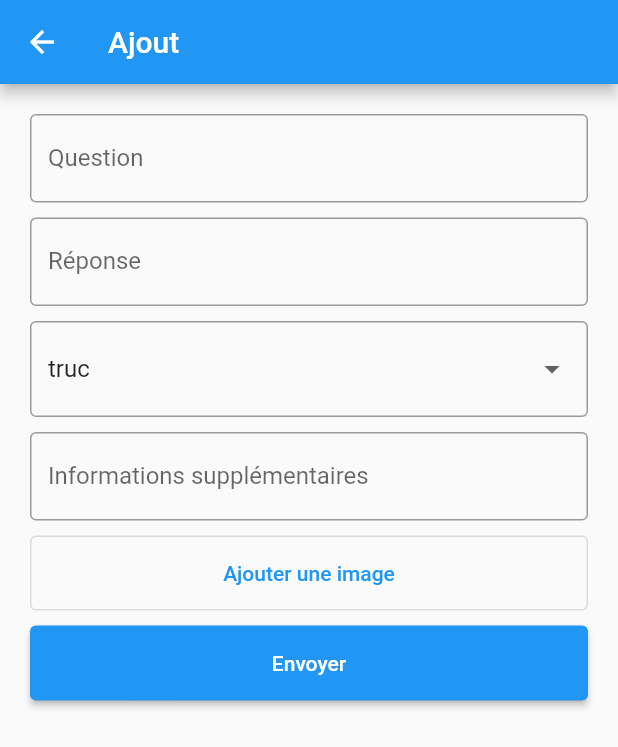
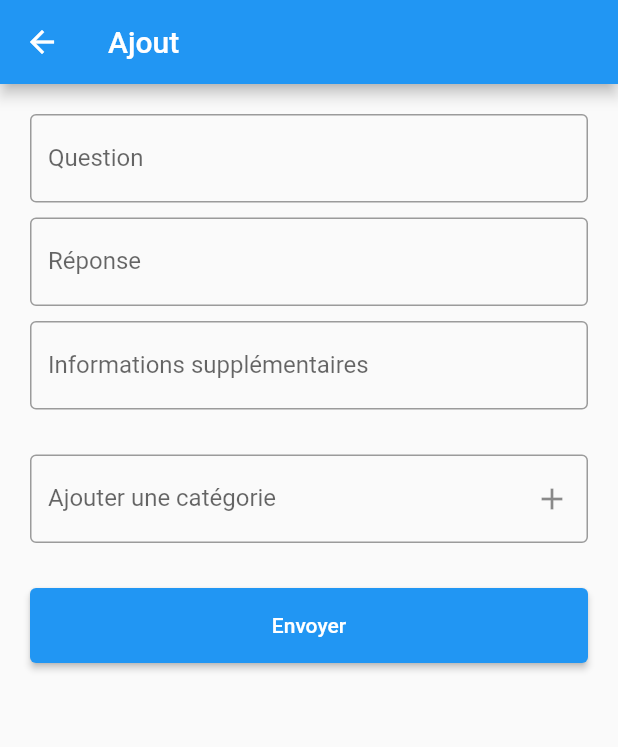
Before and after one commit to Doktity/leitner, a Flutter app: the AnswerPage screen opened directly with empty values, item 2 of the bottom bar chosen, after a tap on "Add", on a phone screen of 412 x 824 dp. Shown: the top 747 px of the screen. Run offline on Flutter 3.47's test engine with Material 2 defaults, Android fonts, the phone set to English and light mode, and no system bars; our stand-ins replace cloud_firestore, date_field, firebase_core; accounts and stored records are empty.

Commit message:
Amélioration de loco

```diff
--- a/lib/pages/AddPage.dart
+++ b/lib/pages/AddPage.dart
@@ -1,6 +1,9 @@
 import 'package:cloud_firestore/cloud_firestore.dart';
 import 'package:date_field/date_field.dart';
 import 'package:flutter/material.dart';
+
+import 'HomePage.dart';
+import 'ListPage.dart';
 
 class AddPage extends StatefulWidget {
   const AddPage({super.key});
@@ -16,8 +19,10 @@ class _AddPageState extends State<AddPage> {
   final questionController = TextEditingController();
   final reponseKeyController = TextEditingController();
   final reponseTextController = TextEditingController();
+  final categorieController = TextEditingController();
   String selectedType = "truc";
   DateTime selectedDateTime = DateTime.now();
+  List<String> categories = [];
 
   @override
   void dispose() {
@@ -33,6 +38,16 @@ class _AddPageState extends State<AddPage> {
     return Scaffold(
       appBar: AppBar(
         title: Text("Ajout"),
+        leading: IconButton(
+          icon: Icon(Icons.arrow_back),
+          onPressed: () {
+            // Navigate to HomePage
+            Navigator.of(context).pushAndRemoveUntil(
+              MaterialPageRoute(builder: (context) => HomePage()),
+                  (Route<dynamic> route) => false,
+            );
+          },
+        ),
       ),
       body: Container(
         margin: EdgeInsets.all(20),
@@ -77,26 +92,6 @@ class _AddPageState extends State<AddPage> {
                 ),
                 Container(
                   margin: EdgeInsets.only(bottom: 10),
-                  child: DropdownButtonFormField(
-                    items: [
-                      DropdownMenuItem(value: 'truc', child: Text("truc")),
-                      DropdownMenuItem(value: 'muche', child: Text("muche")),
-                      DropdownMenuItem(value: 'troc', child: Text("troc")),
-                      DropdownMenuItem(value: 'trac', child: Text("trac")),
-                    ],
-                    decoration: InputDecoration(
-                      border: OutlineInputBorder()
-                    ),
-                    value: 'truc',
-                    onChanged: (value){
-                      setState(() {
-                        selectedType = value!;
-                      });
-                    }
-                  ),
-                ),
-                Container(
-                  margin: EdgeInsets.only(bottom: 10),
                   child: TextFormField(
                     decoration: InputDecoration(
                         labelText: "Informations supplémentaires",
@@ -106,6 +101,43 @@ class _AddPageState extends State<AddPage> {
                     controller: reponseTextController,
                   ),
                 ),
+                SizedBox(height: 20),
+                Container(
+                  margin: EdgeInsets.only(bottom: 10),
+                  child: TextFormField(
+                    decoration: InputDecoration(
+                      labelText: "Ajouter une catégorie",
+                      hintText: "Entrez une catégorie pour la question",
+                      border: OutlineInputBorder(),
+                      suffixIcon: IconButton(
+                        onPressed: () {
+                          setState(() {
+                            categories.add(categorieController.text);
+                            categorieController.clear();
+                          });
+                        },
+                        icon: Icon(Icons.add),
+                      ),
+                    ),
+                    controller: categorieController,
+                  ),
+                ),
+                Wrap(
+                  spacing: 8.0,
+                  children: categories.map((categorie) {
+                    return Chip(
+                      label: Text(categorie),
+                      onDeleted: () {
+                        setState(() {
+                          categories.remove(categorie);
+                        });
+                      },
+                    );
+                  }).toList(),
+                ),
+/*
+@todo AJOUTER IMAGE WIP
+
                 Container(
                   margin: EdgeInsets.only(bottom: 10),
                   child: SizedBox(
@@ -119,6 +151,8 @@ class _AddPageState extends State<AddPage> {
                     ),
                   ),
                 ),
+*/
+                SizedBox(height: 20),
                 SizedBox(
                   width: double.infinity,
                   height: 50,
@@ -138,12 +172,35 @@ class _AddPageState extends State<AddPage> {
                         cards.add({
                           "question" : question,
                           "reponseKey" : reponseKey,
+                          "reponseText" : reponseText,
                           "questionImgPath" : question,
                           "reponseImgPath" : reponseKey,
                           "dateCreation" : DateTime.now(),
-                          "categorie" : selectedType,
-                          "reponseText" : reponseText
+                          "categorie" : categories,
+                          "periode" : 1,
+                        }).then((_) {
+                          Future.delayed(Duration(seconds: 1), () {
+
+                            // Override the Snackbar
+                            ScaffoldMessenger.of(context).hideCurrentSnackBar();
+                            ScaffoldMessenger.of(context).showSnackBar(
+                              SnackBar(
+                                content: Text(
+                                  "Carte envoyé",
+                                  style: TextStyle(color: Colors.white),
+                                ),
+                                backgroundColor: Colors.green,
+                              ),
+                            );
+
+                            // Redirect to ListPage after a delay
+                            Navigator.push(
+                              context,
+                              MaterialPageRoute(builder: (context) => ListPage()),
+                            );
+                          });
                         });
+
                       }
                     },
                     child: Text("Envoyer")
@@ -157,6 +214,8 @@ class _AddPageState extends State<AddPage> {
     );
   }
 
+
+  /* MODAL POUR L'AJOUT DE L'IMAGE */
   @pragma('vm:entry-point')
   static Route<Object?> _dialogBuilder(
       BuildContext context, Object? arguments) {
--- a/lib/pages/AnswerPage.dart
+++ b/lib/pages/AnswerPage.dart
@@ -7,11 +7,12 @@ import 'HomePage.dart';
 
 class AnswerPage extends StatelessWidget {
   final String userInput;
-  final String reponse;
+  final String reponseKey;
+  final String reponseText;
   final String cardId;
   final int periode;
 
-  AnswerPage(this.userInput, this.reponse, this.cardId, this.periode);
+  AnswerPage(this.userInput, this.reponseKey, this.reponseText, this.cardId, this.periode);
 
   // Inside your AnswerPage class
   void _updatePeriode(bool isCorrect) async {
@@ -33,7 +34,7 @@ class AnswerPage extends StatelessWidget {
 
   @override
   Widget build(BuildContext context) {
-    bool isCorrect = _isCorrect(userInput, reponse);
+    bool isCorrect = _isCorrect(userInput, reponseKey);
     _updatePeriode(isCorrect);
 
     return Scaffold(
@@ -46,7 +47,7 @@ class AnswerPage extends StatelessWidget {
           margin: EdgeInsets.all(20),
           child: Column(
             children: [
-              Text('User Input: $userInput, Card input: $reponse'),
+              Text('User Input: $userInput, Card input: $reponseKey'),
               Card(
                 color: isCorrect ? Colors.green : Colors.red,
                 child: SizedBox(
@@ -63,6 +64,24 @@ class AnswerPage extends StatelessWidget {
                   ),
                 ),
               ),
+              Card(
+                color: Color(0xFF7EB4FF),
+                child: SizedBox(
+                  width: double.infinity,
+                  height: 200,
+                  child: Center(
+                    child: Column(
+                      mainAxisAlignment: MainAxisAlignment.center,
+                      children: [
+                        Text(
+                          'La réponse était $reponseKey'
+                        ),
+                        Text(reponseText)
+                      ],
+                    ),
+                  ),
+                ),
+              )
             ],
           ),
         ),
--- a/lib/pages/DailyPage.dart
+++ b/lib/pages/DailyPage.dart
@@ -63,7 +63,8 @@ class _DailyPageState extends State<DailyPage> {
           final String cardId = card.id;
           final int periode = card['periode'] ?? '';
           final String question = card['question'] ?? '';
-          final String reponse = card['reponse'] ?? '';
+          final String reponseKey = card['reponseKey'] ?? '';
+          final String reponseText = card['reponseText'] ?? '';
 
           return Column(
             children: [
@@ -105,7 +106,7 @@ class _DailyPageState extends State<DailyPage> {
                               Navigator.push(
                                   context,
                                   MaterialPageRoute(
-                                      builder: (_) => AnswerPage(reponseInput, reponse, cardId, periode)
+                                      builder: (_) => AnswerPage(reponseInput, reponseKey, reponseText, cardId, periode)
                                   )
                               );
                             }
```
Also changed, not shown: lib/pages/ListPage.dart (+17 -5 lines).
